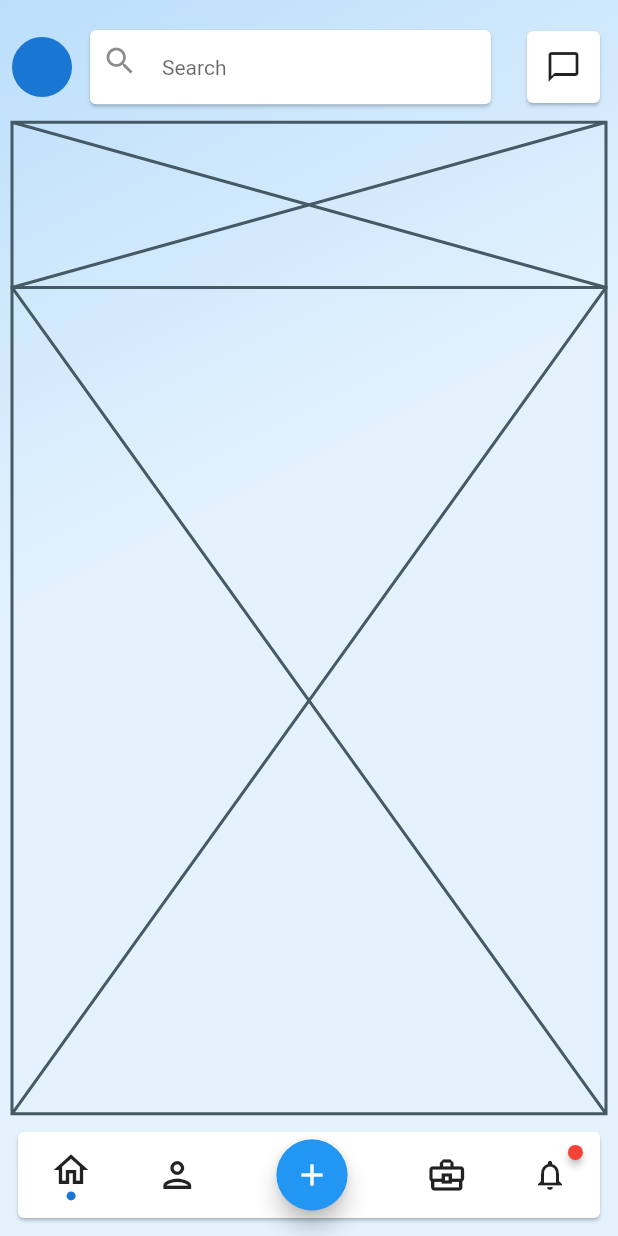
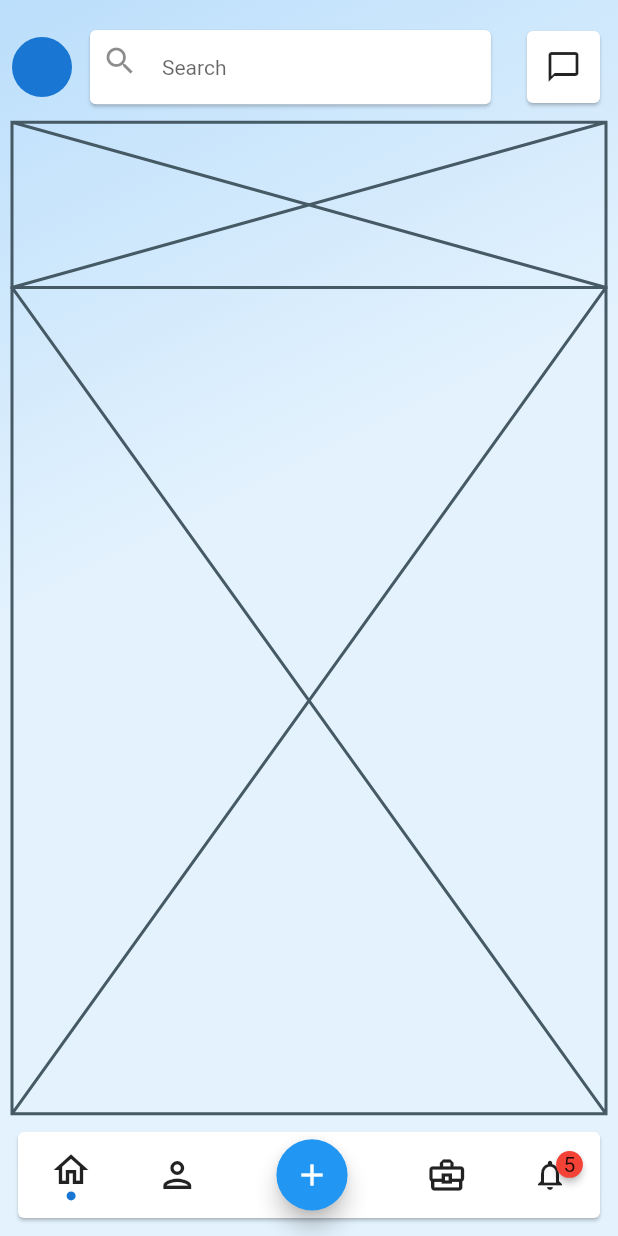
Before and after one commit to JAICHANGPARK/flutter_notebook_8th_story, a Flutter app: the screen it shows after launch, on a phone screen of 412 x 824 dp. Run offline on Flutter 3.47's test engine with Material 2 defaults, Android fonts, the phone set to English and light mode, and no system bars; drawn by our look-alikes of badges; our stand-ins replace flutter_hooks, google_fonts, hooks_riverpod, state_notifier.

Commit message:
Update linkedin_main_page.dart

```diff
--- a/lib/ep580_linkedin_app/linkedin_main_page.dart
+++ b/lib/ep580_linkedin_app/linkedin_main_page.dart
@@ -149,7 +149,8 @@ class _LinkedinMainPageState extends State<LinkedinMainPage> {
                             children: [
                              Badge(
                                child: Icon(Icons.notifications_none),
-                             )
+                               badgeContent: Text("5"),
+                             ),
                             ],
                           ),
                         ],
```
